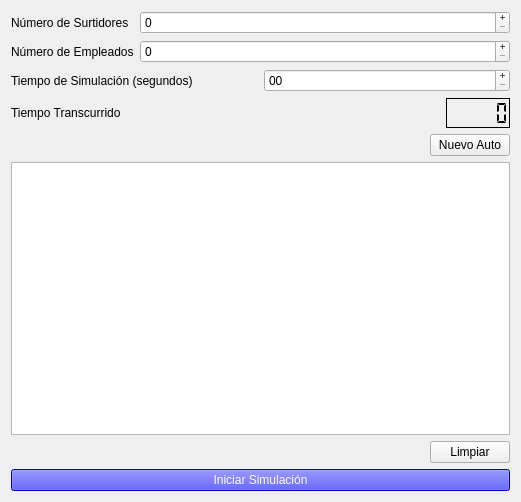
Qt form tp1/mainwindow.ui (fedefarina/concu20141c) before a commit.
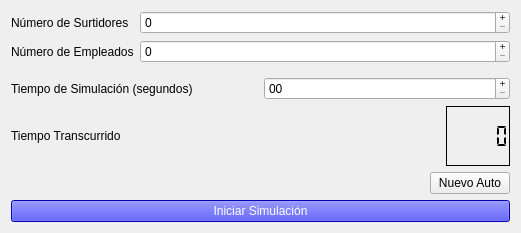
The same form after that commit.

What changed in the file:
```diff
--- a/tp1/mainwindow.ui
+++ b/tp1/mainwindow.ui
@@ -10,7 +10,7 @@
     <x>0</x>
     <y>0</y>
     <width>521</width>
-    <height>502</height>
+    <height>233</height>
    </rect>
   </property>
   <property name="windowTitle">
@@ -242,44 +242,6 @@
       </item>
      </layout>
     </item>
-    <item>
-     <widget class="QTextEdit" name="salidaEditText">
-      <property name="mouseTracking">
-       <bool>true</bool>
-      </property>
-      <property name="focusPolicy">
-       <enum>Qt::NoFocus</enum>
-      </property>
-      <property name="frameShadow">
-       <enum>QFrame::Plain</enum>
-      </property>
-      <property name="readOnly">
-       <bool>true</bool>
-      </property>
-     </widget>
-    </item>
-    <item>
-     <widget class="QPushButton" name="limpiarButton">
-      <property name="sizePolicy">
-       <sizepolicy hsizetype="Fixed" vsizetype="Fixed">
-        <horstretch>0</horstretch>
-        <verstretch>0</verstretch>
-       </sizepolicy>
-      </property>
-      <property name="layoutDirection">
-       <enum>Qt::RightToLeft</enum>
-      </property>
-      <property name="autoFillBackground">
-       <bool>false</bool>
-      </property>
-      <property name="text">
-       <string>Limpiar</string>
-      </property>
-      <property name="autoDefault">
-       <bool>true</bool>
-      </property>
-     </widget>
-    </item>
     <item>
      <widget class="QPushButton" name="iniciarButton">
       <property name="palette">
@@ -707,7 +669,7 @@
        <string>Iniciar Simulación</string>
       </property>
       <property name="autoDefault">
-       <bool>true</bool>
+       <bool>false</bool>
       </property>
       <property name="default">
        <bool>false</bool>
```
Left out of the diff: 35 changed lines with no effect on the pictures.
